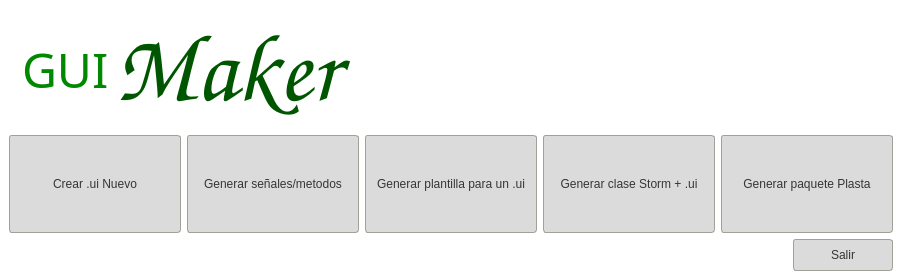
jonathanferreyra/Plasta-GUI-Maker, file gui/mainform.ui: the form before one commit.
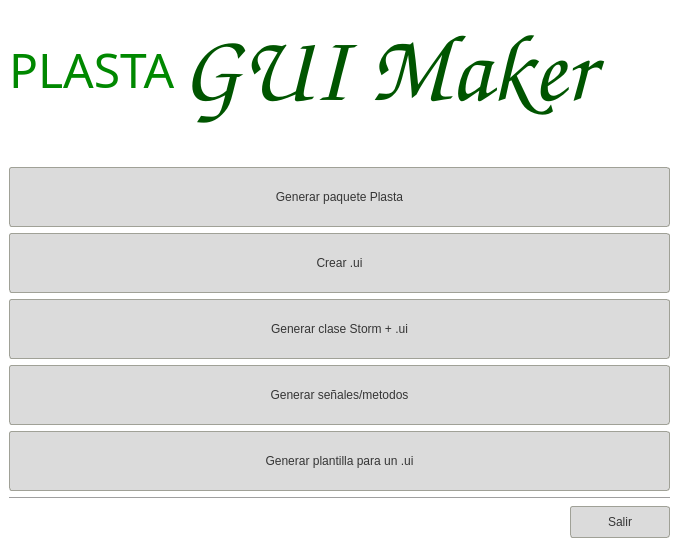
The form after the commit. Icons and pictures are not drawn.

Diff of the .ui file:
```diff
--- a/gui/mainform.ui
+++ b/gui/mainform.ui
@@ -6,8 +6,8 @@
    <rect>
     <x>0</x>
     <y>0</y>
-    <width>902</width>
-    <height>280</height>
+    <width>679</width>
+    <height>547</height>
    </rect>
   </property>
   <property name="windowTitle">
@@ -35,28 +35,9 @@
 }</string>
   </property>
   <widget class="QWidget" name="centralwidget">
-   <layout class="QVBoxLayout" name="verticalLayout">
+   <layout class="QVBoxLayout" name="verticalLayout_2">
     <item>
      <layout class="QHBoxLayout" name="horizontalLayout">
-      <item>
-       <widget class="QLabel" name="lbLogo">
-        <property name="maximumSize">
-         <size>
-          <width>100</width>
-          <height>100</height>
-         </size>
-        </property>
-        <property name="text">
-         <string/>
-        </property>
-        <property name="pixmap">
-         <pixmap resource="images/qtgui_art.qrc">:/images/qt.jpeg</pixmap>
-        </property>
-        <property name="scaledContents">
-         <bool>true</bool>
-        </property>
-       </widget>
-      </item>
       <item>
        <widget class="QLabel" name="label">
         <property name="font">
@@ -69,7 +50,7 @@
          <string notr="true">color: rgb(0, 136, 0);</string>
         </property>
         <property name="text">
-         <string>GUI</string>
+         <string>PLASTA</string>
         </property>
        </widget>
       </item>
@@ -86,7 +67,7 @@
          <string notr="true">color: rgb(0, 85, 0);</string>
         </property>
         <property name="text">
-         <string>Maker</string>
+         <string>GUI Maker</string>
         </property>
         <property name="alignment">
          <set>Qt::AlignLeading|Qt::AlignLeft|Qt::AlignTop</set>
@@ -106,23 +87,45 @@
         </property>
        </spacer>
       </item>
+     </layout>
+    </item>
+    <item>
+     <widget class="QLabel" name="lbDescripcion">
+      <property name="text">
+       <string/>
+      </property>
+      <property name="scaledContents">
+       <bool>true</bool>
+      </property>
+      <property name="wordWrap">
+       <bool>true</bool>
+      </property>
+     </widget>
+    </item>
+    <item>
+     <layout class="QVBoxLayout" name="verticalLayout">
       <item>
-       <widget class="QLabel" name="lbDescripcion">
+       <widget class="QPushButton" name="btGenerarPaquetePlasta">
+        <property name="sizePolicy">
+         <sizepolicy hsizetype="Minimum" vsizetype="Preferred">
+          <horstretch>0</horstretch>
+          <verstretch>0</verstretch>
+         </sizepolicy>
+        </property>
+        <property name="minimumSize">
+         <size>
+          <width>0</width>
+          <height>60</height>
+         </size>
+        </property>
+        <property name="cursor">
+         <cursorShape>PointingHandCursor</cursorShape>
+        </property>
         <property name="text">
-         <string/>
-        </property>
-        <property name="scaledContents">
-         <bool>true</bool>
-        </property>
-        <property name="wordWrap">
-         <bool>true</bool>
+         <string>Generar paquete Plasta</string>
         </property>
        </widget>
       </item>
-     </layout>
-    </item>
-    <item>
-     <layout class="QHBoxLayout" name="horizontalLayout_3">
       <item>
        <widget class="QPushButton" name="btUINuevo">
         <property name="sizePolicy">
@@ -131,6 +134,12 @@
           <verstretch>0</verstretch>
          </sizepolicy>
         </property>
+        <property name="minimumSize">
+         <size>
+          <width>0</width>
+          <height>60</height>
+         </size>
+        </property>
         <property name="cursor">
          <cursorShape>PointingHandCursor</cursorShape>
         </property>
@@ -138,7 +147,29 @@
          <string notr="true"/>
         </property>
         <property name="text">
-         <string>Crear .ui Nuevo</string>
+         <string>Crear .ui</string>
+        </property>
+       </widget>
+      </item>
+      <item>
+       <widget class="QPushButton" name="btGenerarStormUi">
+        <property name="sizePolicy">
+         <sizepolicy hsizetype="Minimum" vsizetype="Preferred">
+          <horstretch>0</horstretch>
+          <verstretch>0</verstretch>
+         </sizepolicy>
+        </property>
+        <property name="minimumSize">
+         <size>
+          <width>0</width>
+          <height>60</height>
+         </size>
+        </property>
+        <property name="cursor">
+         <cursorShape>PointingHandCursor</cursorShape>
+        </property>
+        <property name="text">
+         <string>Generar clase Storm + .ui</string>
         </property>
        </widget>
       </item>
@@ -150,6 +181,12 @@
           <verstretch>0</verstretch>
          </sizepolicy>
         </property>
+        <property name="minimumSize">
+         <size>
+          <width>0</width>
+          <height>60</height>
+         </size>
+        </property>
         <property name="cursor">
          <cursorShape>PointingHandCursor</cursorShape>
         </property>
@@ -166,6 +203,12 @@
           <verstretch>0</verstretch>
          </sizepolicy>
         </property>
+        <property name="minimumSize">
+         <size>
+          <width>0</width>
+          <height>60</height>
+         </size>
+        </property>
         <property name="cursor">
          <cursorShape>PointingHandCursor</cursorShape>
         </property>
@@ -174,37 +217,15 @@
         </property>
        </widget>
       </item>
-      <item>
-       <widget class="QPushButton" name="btGenerarStormUi">
-        <property name="sizePolicy">
-         <sizepolicy hsizetype="Minimum" vsizetype="Preferred">
-          <horstretch>0</horstretch>
-          <verstretch>0</verstretch>
-         </sizepolicy>
-        </property>
-        <property name="cursor">
-         <cursorShape>PointingHandCursor</cursorShape>
-        </property>
-        <property name="text">
-         <string>Generar clase Storm + .ui</string>
-        </property>
-       </widget>
-      </item>
-      <item>
-       <widget class="QPushButton" name="btGenerarPaquetePlasta">
-        <property name="sizePolicy">
-         <sizepolicy hsizetype="Minimum" vsizetype="Preferred">
-          <horstretch>0</horstretch>
-          <verstretch>0</verstretch>
-         </sizepolicy>
-        </property>
-        <property name="text">
-         <string>Generar paquete Plasta</string>
-        </property>
-       </widget>
-      </item>
      </layout>
     </item>
+    <item>
+     <widget class="Line" name="line">
+      <property name="orientation">
+       <enum>Qt::Horizontal</enum>
+      </property>
+     </widget>
+    </item>
     <item>
      <layout class="QHBoxLayout" name="horizontalLayout_2">
       <item>
```
Left out of the diff: 2 changed lines with no effect on the pictures.
